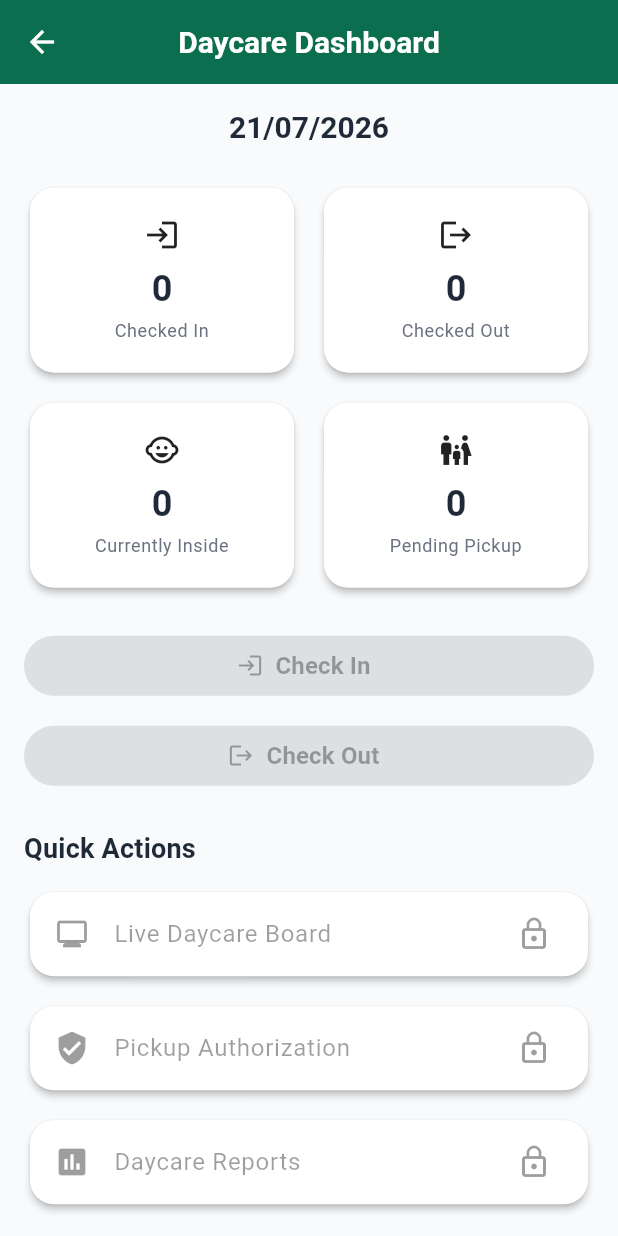
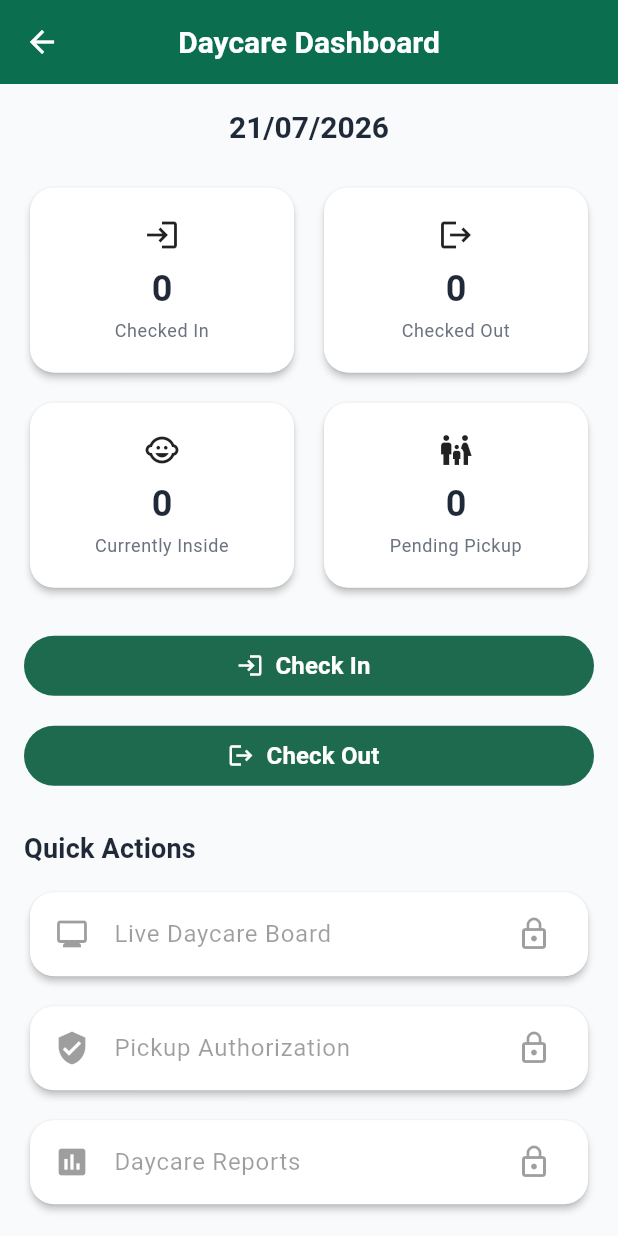
Before and after one commit to bhagwatgouri-beep/cubs_corner_connect, a Flutter app: the DaycareDashboardScreen screen opened directly, on a phone screen of 412 x 824 dp. Run offline on Flutter 3.47's test engine with Material 3 defaults, Android fonts, the phone set to English and light mode, and no system bars; our stand-ins replace cloud_firestore, firebase_auth, firebase_core; accounts and stored records are empty.

Commit message:
Connect daycare dashboard with live repository

```diff
--- a/lib/features/admin/daycare/daycare_dashboard_screen.dart
+++ b/lib/features/admin/daycare/daycare_dashboard_screen.dart
@@ -1,10 +1,35 @@
 import 'package:flutter/material.dart';
+
+import '../../../repositories/daycare_repository.dart';
+import 'check_in_screen.dart';
+import 'check_out_screen.dart';
 
 class DaycareDashboardScreen extends StatelessWidget {
   const DaycareDashboardScreen({super.key});
 
+  static final DaycareRepository _repository =
+      DaycareRepository.instance;
+
   @override
   Widget build(BuildContext context) {
+    final today = DateTime.now();
+
+    final records = _repository.recordsForDate(today);
+
+    final checkedIn =
+        records.where((r) => r.isCheckedIn).length;
+
+    final checkedOut =
+        records.where((r) => r.isCheckedOut).length;
+
+    final currentlyInside =
+        _repository.activeChildren(today).length;
+
+    final pendingPickup =
+        records.where(
+              (r) => r.isCheckedIn && !r.isCheckedOut,
+        ).length;
+
     return Scaffold(
       appBar: AppBar(
         title: const Text('Daycare Dashboard'),
@@ -13,73 +38,104 @@ class DaycareDashboardScreen extends StatelessWidget {
         padding: const EdgeInsets.all(16),
         children: [
           Text(
-            DateTime.now().day.toString().padLeft(2, '0') +
-                '/' +
-                DateTime.now().month.toString().padLeft(2, '0') +
-                '/' +
-                DateTime.now().year.toString(),
+            '${today.day.toString().padLeft(2, '0')}/'
+                '${today.month.toString().padLeft(2, '0')}/'
+                '${today.year}',
             textAlign: TextAlign.center,
             style: Theme.of(context).textTheme.titleLarge,
           ),
+
           const SizedBox(height: 24),
+
           GridView.count(
             crossAxisCount: 2,
             shrinkWrap: true,
-            physics: const NeverScrollableScrollPhysics(),
+            physics:
+            const NeverScrollableScrollPhysics(),
             mainAxisSpacing: 12,
             crossAxisSpacing: 12,
             childAspectRatio: 1.4,
-            children: const [
+            children: [
               _SummaryCard(
                 title: 'Checked In',
-                value: '0',
+                value: checkedIn.toString(),
                 icon: Icons.login,
               ),
               _SummaryCard(
                 title: 'Checked Out',
-                value: '0',
+                value: checkedOut.toString(),
                 icon: Icons.logout,
               ),
               _SummaryCard(
                 title: 'Currently Inside',
-                value: '0',
+                value: currentlyInside.toString(),
                 icon: Icons.child_care,
               ),
               _SummaryCard(
                 title: 'Pending Pickup',
-                value: '0',
+                value: pendingPickup.toString(),
                 icon: Icons.family_restroom,
               ),
             ],
           ),
+
           const SizedBox(height: 24),
+
           FilledButton.icon(
-            onPressed: null,
-            icon: Icon(Icons.login),
-            label: Text('Check In'),
+            onPressed: () async {
+              await Navigator.push(
+                context,
+                MaterialPageRoute(
+                  builder: (_) =>
+                  const CheckInScreen(),
+                ),
+              );
+            },
+            icon: const Icon(Icons.login),
+            label: const Text('Check In'),
           ),
+
           const SizedBox(height: 12),
+
           FilledButton.icon(
-            onPressed: null,
-            icon: Icon(Icons.logout),
-            label: Text('Check Out'),
+            onPressed: () async {
+              await Navigator.push(
+                context,
+                MaterialPageRoute(
+                  builder: (_) =>
+                  const CheckOutScreen(),
+                ),
+              );
+            },
+            icon: const Icon(Icons.logout),
+            label: const Text('Check Out'),
           ),
+
           const SizedBox(height: 24),
+
           Text(
             'Quick Actions',
-            style: Theme.of(context).textTheme.titleMedium,
+            style: Theme.of(context)
+                .textTheme
+                .titleMedium,
           ),
+
           const SizedBox(height: 12),
+
           const _QuickActionCard(
             title: 'Live Daycare Board',
             icon: Icons.monitor,
           ),
+
           const SizedBox(height: 12),
+
           const _QuickActionCard(
             title: 'Pickup Authorization',
             icon: Icons.verified_user,
           ),
+
           const SizedBox(height: 12),
+
           const _QuickActionCard(
             title: 'Daycare Reports',
             icon: Icons.assessment,
@@ -89,7 +145,6 @@ class DaycareDashboardScreen extends StatelessWidget {
     );
   }
 }
-
 class _SummaryCard extends StatelessWidget {
   final String title;
   final String value;
@@ -133,6 +188,7 @@ class _QuickActionCard extends StatelessWidget {
   final IconData icon;
 
   const _QuickActionCard({
+    super.key,
     required this.title,
     required this.icon,
   });
```
Also changed, not shown: lib/features/admin/dashboard/admin_dashboard_screen.dart (+16 -3 lines).
